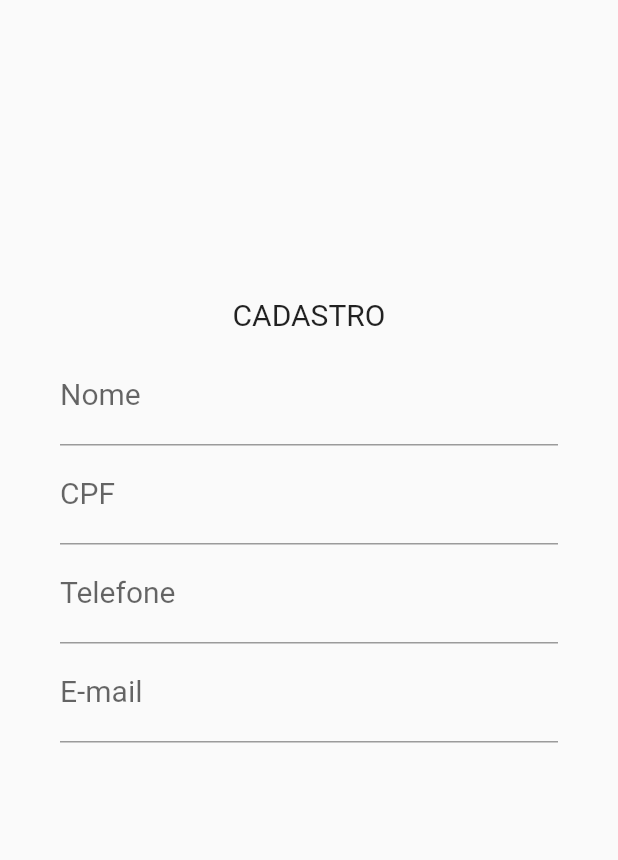
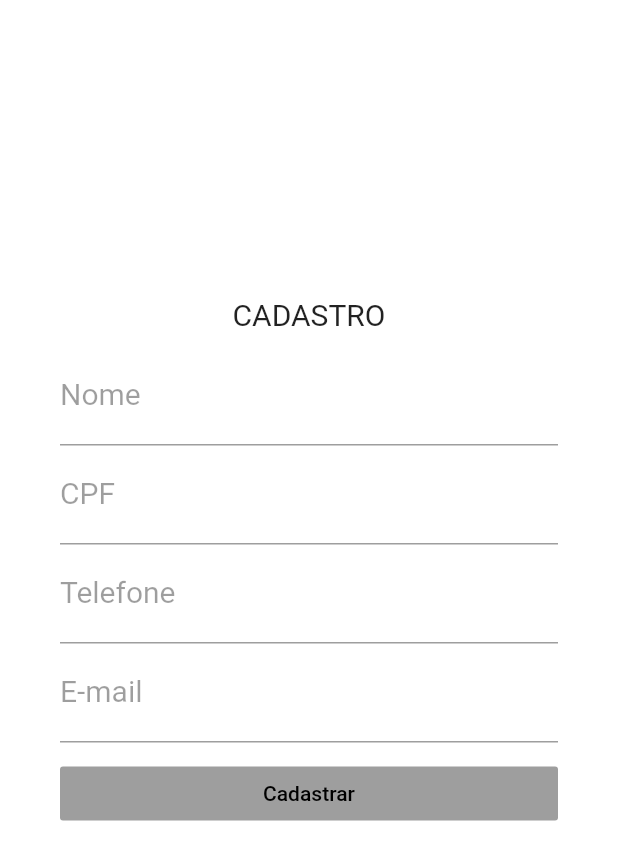
Before and after one commit to NatalieGFonseca/Xpress, a Flutter app: the screen it shows after launch, on a phone screen of 412 x 824 dp. Shown: the top 860 px of the screen. Run offline on Flutter 3.47's test engine with Material 2 defaults, Android fonts, the light colour scheme and no system bars.

Commit message:
Add files via upload

```diff
--- a/lib/login.dart
+++ b/lib/login.dart
@@ -2,13 +2,15 @@ import 'package:flutter/material.dart';
 
 class LoginCarroceiro extends StatelessWidget {
   get onPressed => null;
+
+  get Addcadastro => null;
 
   @override
   Widget build(BuildContext context) {
     return Scaffold(
       body: Container(
         padding: EdgeInsets.only(top: 60, left: 40, right: 40),
-        //color: Colors.white,
+        color: Colors.white,
         child: ListView(
           children: <Widget>[
             SizedBox(
@@ -36,7 +38,7 @@ class LoginCarroceiro extends StatelessWidget {
               decoration: InputDecoration(
                 labelText: "Nome",
                 labelStyle: TextStyle(
-                  //color: Colors.black38,
+                  color: Colors.black38,
                   fontWeight: FontWeight.w400,
                   fontSize: 20,
                 ),
@@ -50,7 +52,7 @@ class LoginCarroceiro extends StatelessWidget {
               decoration: InputDecoration(
                 labelText: "CPF",
                 labelStyle: TextStyle(
-                  //color: Colors.black38,
+                  color: Colors.black38,
                   fontWeight: FontWeight.w400,
                   fontSize: 20,
                 ),
@@ -64,7 +66,7 @@ class LoginCarroceiro extends StatelessWidget {
               decoration: InputDecoration(
                 labelText: "Telefone",
                 labelStyle: TextStyle(
-                  // color: Colors.black38,
+                   color: Colors.black38,
                   fontWeight: FontWeight.w400,
                   fontSize: 20,
                 ),
@@ -77,7 +79,7 @@ class LoginCarroceiro extends StatelessWidget {
               decoration: InputDecoration(
                 labelText: "E-mail",
                 labelStyle: TextStyle(
-                  //color: Colors.black38,
+                  color: Colors.black38,
                   fontWeight: FontWeight.w400,
                   fontSize: 20,
                 ),
@@ -87,24 +89,21 @@ class LoginCarroceiro extends StatelessWidget {
             SizedBox(
               height: 10,
             ),
-
-            /*Container(
-              height: 40,
-              // ignore: deprecated_member_use
-              child: FlatButton(
-                child: Text(
-                  "Cadastre-se",
-                  textAlign: TextAlign.center,
-                ),
-                onPressed: () {
-                  Navigator.push(
-                    context,
-                    MaterialPageRoute(
-                      builder: (context) => SignupPage(),
-                    ),*/
+           widgetButton()
           ],
         ),
       ),
     );
   }
+  widgetButton()
+  {
+    return RaisedButton(
+    padding: const EdgeInsets.all(8.0),
+                    textColor: Colors.black,
+                    color: Colors.white,
+                    onPressed: Addcadastro,
+                    child: new Text("Cadastrar")
+    );
+  }
+
 }
```
